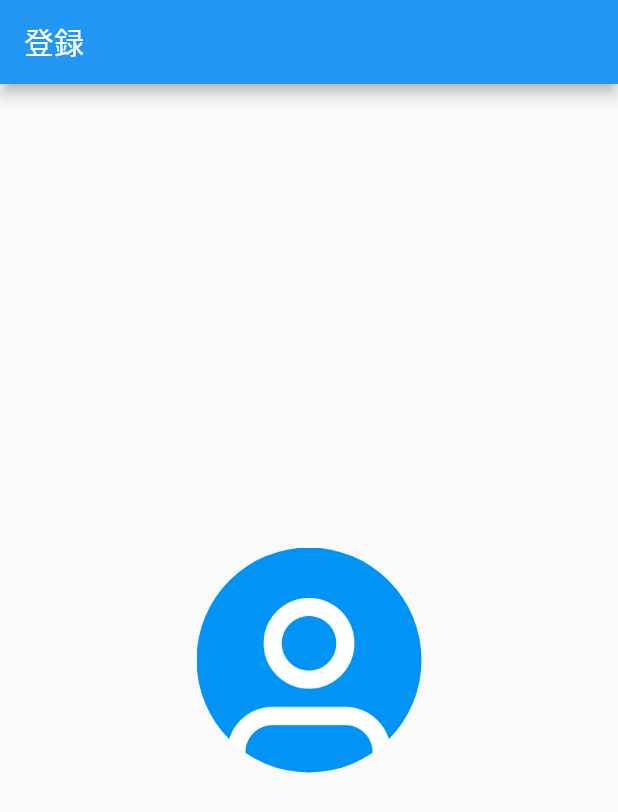
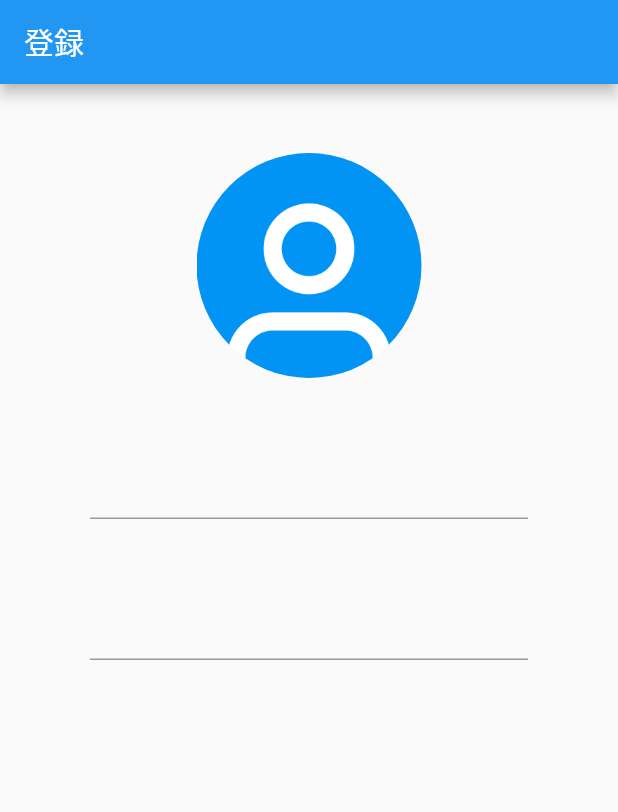
Before and after one commit to dshukertjr/chat, a Flutter app: the screen it shows after launch, on a phone screen of 412 x 824 dp. Shown: the top 812 px of the screen. Run offline on Flutter 3.47's test engine with Material 2 defaults, Android fonts, the phone set to English and light mode, and no system bars.

Commit message:
adjusted padding

```diff
--- a/lib/pages/edit_profile_page.dart
+++ b/lib/pages/edit_profile_page.dart
@@ -7,7 +7,13 @@ class EditProfilePage extends StatelessWidget {
       appBar: AppBar(
         title: const Text('登録'),
       ),
-      body: Center(
+      body: ListView(
+        padding: const EdgeInsets.symmetric(
+          vertical: 46,
+          horizontal: 60,
+        ),
+        children: [
+          Center(
             child: ClipOval(
               child: Image.asset(
                 'assets/images/user.png',
@@ -16,6 +22,12 @@ class EditProfilePage extends StatelessWidget {
               ),
             ),
           ),
+          const SizedBox(height: 46),
+          TextFormField(),
+          const SizedBox(height: 46),
+          TextFormField(),
+        ],
+      ),
     );
   }
 }
```
Lines whose indentation alone changed are shown as unchanged.
